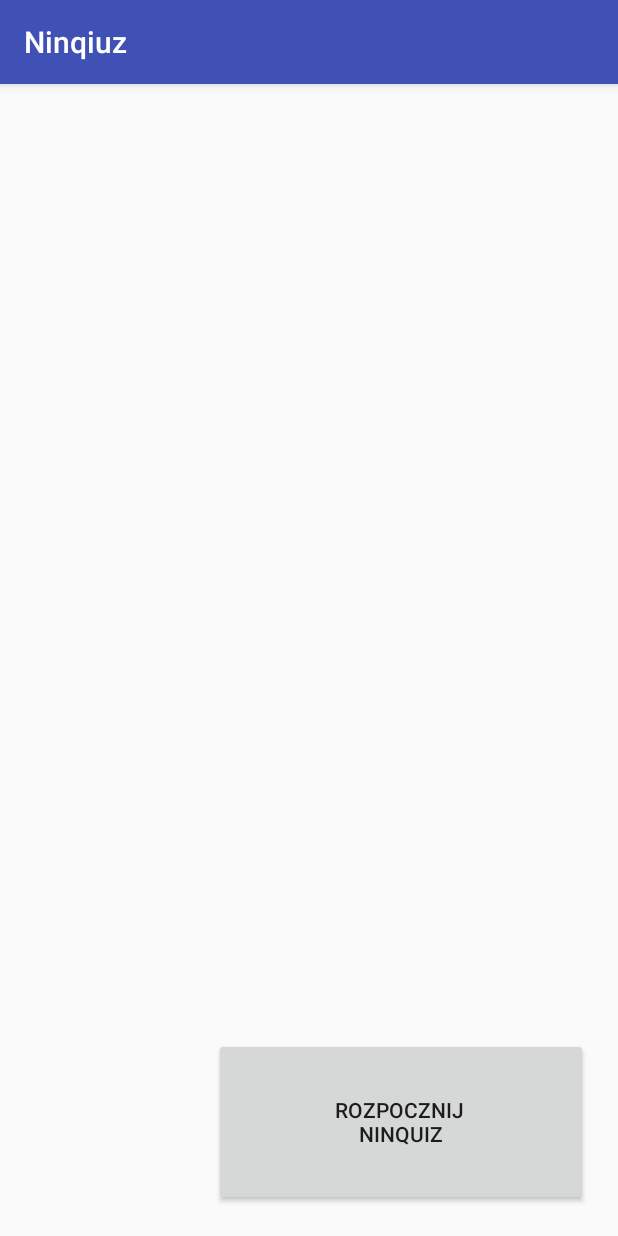
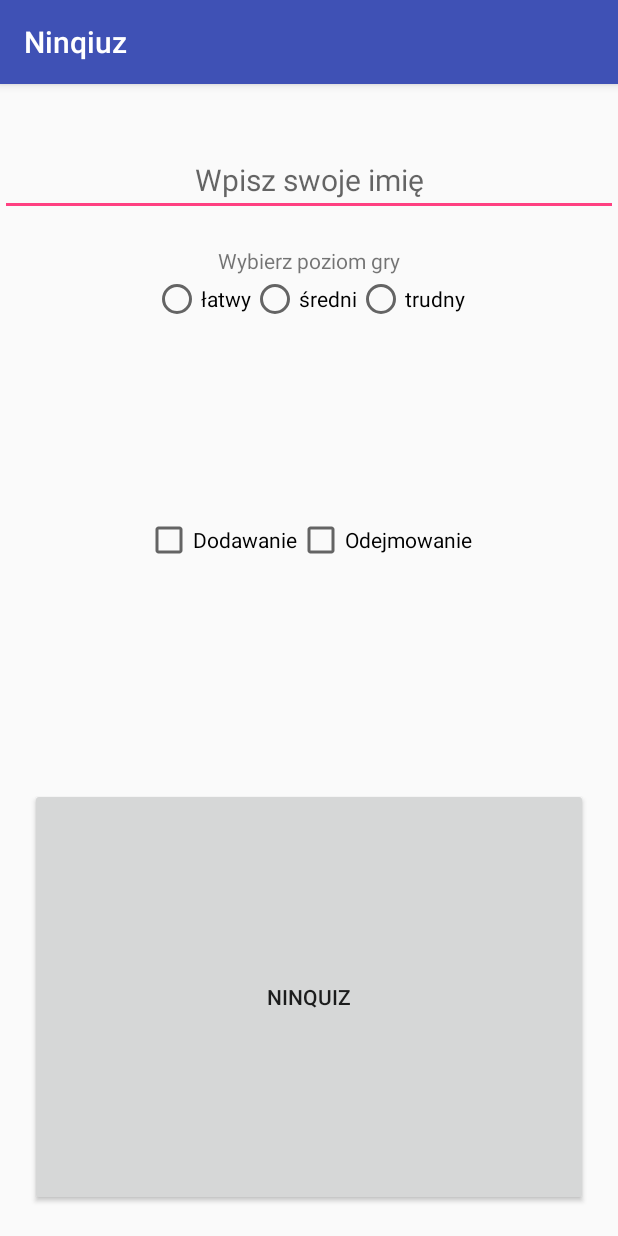
Before and after one commit to mihau87/Ninkulator, an Android app: the screen it shows after launch (Quiz before the commit, QuizMenu after it), after a tap on "NINQUIZ", on a phone screen of 412 x 824 dp. Run offline under Robolectric (Android 15) with nearby library versions, the phone set to English and light mode, and no system bars.

Commit message:
Dodanie QuizMenu

```diff
--- a/app/src/main/AndroidManifest.xml
+++ b/app/src/main/AndroidManifest.xml
@@ -17,6 +17,7 @@
         </activity>
         <activity android:name=".Ninkulator" />
         <activity android:name=".Quiz"></activity>
+        <activity android:name=".QuizMenu"></activity>
     </application>
 
 </manifest>
--- a/app/src/main/java/pl/mihau/ninqiuz/MainActivity.java
+++ b/app/src/main/java/pl/mihau/ninqiuz/MainActivity.java
@@ -11,8 +11,8 @@ import android.view.View.OnClickListener;
 public class MainActivity extends AppCompatActivity {
 
 
-    Button ninkulatorButton;
-    Button quizButton;
+    Button ninkulatorLaunchButton;
+    Button quizLaunchButton;
 
     @Override
     protected void onCreate(Bundle savedInstanceState)
@@ -20,10 +20,10 @@ public class MainActivity extends AppCompatActivity {
         super.onCreate(savedInstanceState);
         setContentView(R.layout.activity_main);
 
-        ninkulatorButton = (Button) findViewById(R.id.ninkulatorButton);
-        quizButton = (Button) findViewById(R.id.quizButton);
+        ninkulatorLaunchButton = (Button) findViewById(R.id.ninkulatorLaunchButton);
+        quizLaunchButton = (Button) findViewById(R.id.quizLaunchButton);
 
-        ninkulatorButton.setOnClickListener(new OnClickListener()
+        ninkulatorLaunchButton.setOnClickListener(new OnClickListener()
         {
             @Override
             public void onClick(View view){
@@ -32,11 +32,11 @@ public class MainActivity extends AppCompatActivity {
             startActivity(intent);
         }});
 
-        quizButton.setOnClickListener (new OnClickListener()
+        quizLaunchButton.setOnClickListener (new OnClickListener()
         {
             @Override
             public void onClick(View view){
-            Intent intent = new Intent(MainActivity.this, Quiz.class);
+            Intent intent = new Intent(MainActivity.this, QuizMenu.class);
             startActivity(intent);
         }});
     }
--- /dev/null
+++ b/app/src/main/java/pl/mihau/ninqiuz/QuizMenu.java
@@ -0,0 +1,33 @@
+package pl.mihau.ninqiuz;
+
+import android.content.Intent;
+import android.support.v7.app.AppCompatActivity;
+import android.os.Bundle;
+import android.text.TextUtils;
+import android.view.View;
+import android.widget.Button;
+import android.widget.TextView;
+
+import java.util.Random;
+
+public class QuizMenu extends AppCompatActivity {
+
+    Button quizButton;
+
+    @Override
+    protected void onCreate(Bundle savedInstanceState) {
+        super.onCreate(savedInstanceState);
+        setContentView(R.layout.activity_quiz_menu);
+
+        quizButton = (Button) findViewById(R.id.quizButton);
+
+
+        quizButton.setOnClickListener (new View.OnClickListener()
+        {
+            @Override
+            public void onClick(View view){
+                Intent intent = new Intent(QuizMenu.this, Quiz.class);
+                startActivity(intent);
+            }});
+           }
+}
--- a/app/src/main/res/layout/activity_main.xml
+++ b/app/src/main/res/layout/activity_main.xml
@@ -26,7 +26,7 @@
             android:layout_height="match_parent"
             android:text="@string/menu_button_nikulator"
             android:layout_weight="1"
-            android:id="@+id/ninkulatorButton" />
+            android:id="@+id/ninkulatorLaunchButton" />
 
         <Space
             android:layout_width="20dp"
@@ -54,7 +54,7 @@
         android:layout_height="match_parent"
         android:text="@string/menu_button_ninquiz"
         android:layout_weight="1"
-        android:id="@+id/quizButton"/>
+        android:id="@+id/quizLaunchButton"/>
 
     <Space
         android:layout_width="20dp"
--- /dev/null
+++ b/app/src/main/res/layout/activity_quiz_menu.xml
@@ -0,0 +1,119 @@
+<?xml version="1.0" encoding="utf-8"?>
+<LinearLayout
+    android:layout_height="match_parent"
+    android:layout_width="match_parent"
+    xmlns:android="http://schemas.android.com/apk/res/android"
+    android:orientation="vertical">
+
+    <Space
+        android:layout_width="match_parent"
+        android:layout_height="wrap_content"
+        android:minHeight="20dp"/>
+
+    <LinearLayout
+        android:layout_width="match_parent"
+        android:layout_height="wrap_content"
+        android:orientation="vertical"
+        android:layout_weight="1">
+
+        <Space
+            android:layout_width="20dp"
+            android:layout_height="wrap_content"
+            android:minHeight="20dp"/>
+
+        <EditText
+            android:layout_width="match_parent"
+            android:layout_height="wrap_content"
+            android:hint="Wpisz swoje imię"
+            android:gravity="center"
+            android:textSize="20sp"
+            android:id="@+id/playerNameEditText"
+            android:inputType="textEmailAddress"
+            android:imeOptions="flagNoExtractUi"
+            android:maxLength="20"/>
+
+        <Space
+            android:layout_width="20dp"
+            android:layout_height="wrap_content"
+            android:minHeight="20dp"/>
+        <TextView
+            android:layout_width="match_parent"
+            android:layout_height="wrap_content"
+            android:text="Wybierz poziom gry"
+            android:gravity="center"
+            android:id="@+id/levelTextView"/>
+        <RadioGroup
+            android:layout_width="wrap_content"
+            android:layout_height="wrap_content"
+            android:orientation="horizontal"
+            android:layout_gravity="center">
+            <RadioButton
+                android:layout_width="wrap_content"
+                android:layout_height="wrap_content"
+                android:text="łatwy"
+                android:id="@+id/easyLevelRadio"/>
+            <RadioButton
+                android:layout_width="match_parent"
+                android:layout_height="wrap_content"
+                android:text="średni"
+                android:id="@+id/mediumeasyLevelRadio"/>
+            <RadioButton
+                android:layout_width="match_parent"
+                android:layout_height="wrap_content"
+                android:text="trudny"
+                android:id="@+id/hardeasyLevelRadio"/>
+        </RadioGroup>
+        <LinearLayout
+            android:layout_width="match_parent"
+            android:layout_height="wrap_content"
+            android:orientation="horizontal"
+            android:layout_weight="1"
+            android:gravity="center">
+        <CheckBox
+            android:layout_width="wrap_content"
+            android:layout_height="wrap_content"
+            android:text="Dodawanie"
+            android:id="@+id/plusRquationCheckbox"/>
+        <CheckBox
+            android:layout_width="wrap_content"
+            android:layout_height="wrap_content"
+            android:text="Odejmowanie"
+            android:id="@+id/minusRquationCheckbox"/>
+            </LinearLayout>
+
+    </LinearLayout>
+
+    <Space
+        android:layout_width="match_parent"
+        android:layout_height="20dp" />
+    <LinearLayout
+        android:layout_width="match_parent"
+        android:layout_height="wrap_content"
+        android:orientation="horizontal"
+        android:layout_weight="1">
+
+        <Space
+            android:layout_width="20dp"
+            android:layout_height="wrap_content"
+            android:minHeight="20dp"/>
+
+        <Button
+            android:layout_width="wrap_content"
+            android:layout_height="match_parent"
+            android:text="@string/menu_button_ninquiz"
+            android:layout_weight="1"
+            android:id="@+id/quizButton"/>
+
+        <Space
+            android:layout_width="20dp"
+            android:layout_height="wrap_content"
+            android:minHeight="20dp"/>
+
+    </LinearLayout>
+
+    <Space
+        android:layout_width="match_parent"
+        android:layout_height="wrap_content"
+        android:minHeight="20dp"/>
+
+</LinearLayout>
--- a/build.gradle
+++ b/build.gradle
@@ -5,7 +5,7 @@ buildscript {
         jcenter()
     }
     dependencies {
-        classpath 'com.android.tools.build:gradle:2.2.2'
+        classpath 'com.android.tools.build:gradle:2.2.3'
 
         // NOTE: Do not place your application dependencies here; they belong
         // in the individual module build.gradle files
```
